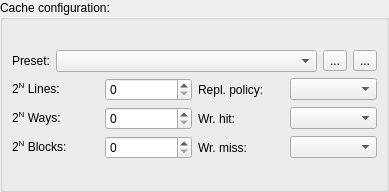
Before: the Qt Designer form src/cachesim/cacheconfigwidget.ui in mortbopet/Ripes, drawn with Qt 5.
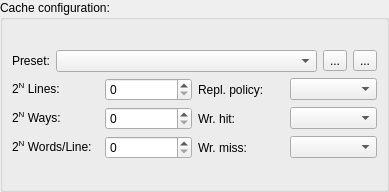
After: the same form once the commit is applied.

Commit message: Substitute 'Word' for 'Block' in cache terminology... (#241)

The edit to the form file:
```diff
--- a/src/cachesim/cacheconfigwidget.ui
+++ b/src/cachesim/cacheconfigwidget.ui
@@ -109,7 +109,7 @@
             <item row="6" column="0">
              <widget class="QLabel" name="label_3">
               <property name="text">
-               <string>&lt;html&gt;&lt;head/&gt;&lt;body&gt;&lt;p&gt;2&lt;span style=&quot; vertical-align:super;&quot;&gt;N&lt;/span&gt; Blocks:&lt;/p&gt;&lt;/body&gt;&lt;/html&gt;</string>
+               <string>&lt;html&gt;&lt;head/&gt;&lt;body&gt;&lt;p&gt;2&lt;span style=&quot; vertical-align:super;&quot;&gt;N&lt;/span&gt; Words/Line:&lt;/p&gt;&lt;/body&gt;&lt;/html&gt;</string>
               </property>
              </widget>
             </item>
```
The commit also changes 5 other files.
